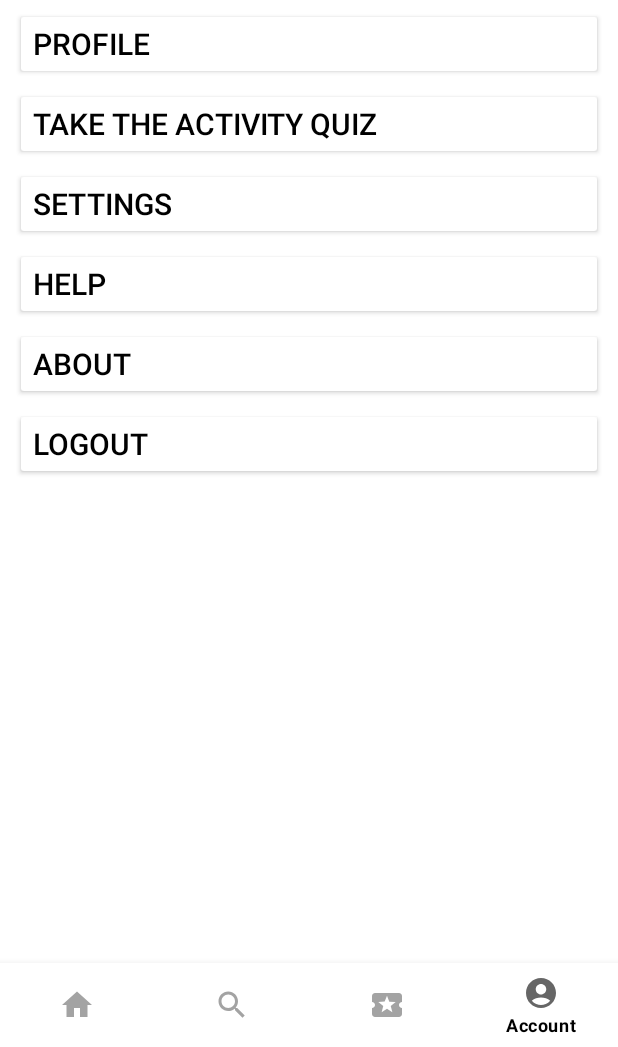
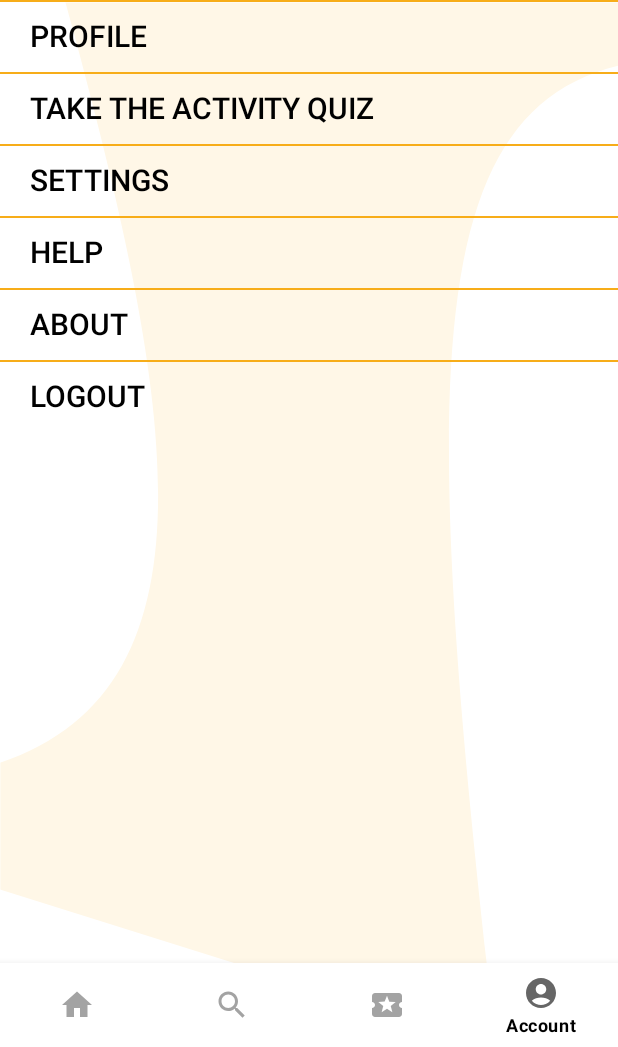
Before and after one commit to AC159/Soen-490-Papilio, an Android app: the screen it shows after launch once a user with an empty profile is signed in (MainActivity), item 4 of the bottom bar chosen, on a phone screen of 412 x 824 dp, the part 189-1236 px from its top. Run offline under Robolectric (Android 15) with nearby library versions, the phone set to English and light mode, and no system bars; our stand-ins replace Firebase (no records; nobody signed in at launch, a user with empty details on screens opened directly).

Commit message:
addressed comments from Anastassy in the PR#21
- Removed Extra Useless Lines
- Added Action Bar with Back Button
- Replaced placeholder images in user profile layout
- Now the google name, email and pfp is displayed on the user profile
- Same goes for normal log in and sign up (almost, name is not yet displayed)
- Fixed the look of buttons on the account menu fragment, now they looks similar to the UI Mockups.

```diff
--- a/app/build.gradle
+++ b/app/build.gradle
@@ -87,6 +87,8 @@ dependencies {
     implementation 'androidx.navigation:navigation-fragment-ktx:2.4.1'
     implementation 'androidx.navigation:navigation-ui-ktx:2.4.1'
     implementation("org.jetbrains.kotlinx:kotlinx-coroutines-android:1.6.4")
+    implementation 'com.github.bumptech.glide:glide:4.14.2'
+    annotationProcessor 'com.github.bumptech.glide:compiler:4.14.2'
 
     // Libraries only used for testing which are not included in the final APK file
     testImplementation "org.jetbrains.kotlinx:kotlinx-coroutines-test:1.6.4"
--- a/app/src/main/java/com/soen490chrysalis/papilio/view/InitialActivity.kt
+++ b/app/src/main/java/com/soen490chrysalis/papilio/view/InitialActivity.kt
@@ -3,7 +3,6 @@ package com.soen490chrysalis.papilio.view
 import android.content.Intent
 import android.os.Bundle
 import android.util.Log
-import android.view.View
 import androidx.appcompat.app.AppCompatActivity
 import androidx.lifecycle.ViewModelProvider
 import com.google.firebase.auth.FirebaseUser
--- a/app/src/main/java/com/soen490chrysalis/papilio/view/MainActivity.kt
+++ b/app/src/main/java/com/soen490chrysalis/papilio/view/MainActivity.kt
@@ -4,8 +4,6 @@ import android.os.Bundle
 import android.view.MenuItem
 import androidx.appcompat.app.AppCompatActivity
 import com.google.android.material.navigation.NavigationBarView
-import com.google.firebase.auth.FirebaseAuth
-import com.google.firebase.auth.FirebaseUser
 import com.soen490chrysalis.papilio.*
 import com.soen490chrysalis.papilio.databinding.ActivityMainBinding
 
@@ -14,9 +12,6 @@ class MainActivity : AppCompatActivity(), NavigationBarView.OnItemSelectedListen
 {
     var bottomNavigationView: NavigationBarView? = null
     private lateinit var binding : ActivityMainBinding
-    private lateinit var firebaseAuth: FirebaseAuth
-    private lateinit var firebaseUser : FirebaseUser
-    public var currentFragmentID : String = ""
 
     override fun onCreate(savedInstanceState: Bundle?) {
         super.onCreate(savedInstanceState)
@@ -26,7 +21,7 @@ class MainActivity : AppCompatActivity(), NavigationBarView.OnItemSelectedListen
         setContentView(view)
 
         // Setting the listener to detect when we press one of the button on the navigation bar
-        bottomNavigationView = binding.bottonnav
+        bottomNavigationView = binding.bottomnav
         bottomNavigationView?.setOnItemSelectedListener(this)
     }
 
@@ -38,25 +33,21 @@ class MainActivity : AppCompatActivity(), NavigationBarView.OnItemSelectedListen
             R.id.home ->
             {
                 supportFragmentManager.beginTransaction().replace(binding.fragmentContainerView.id, HomeFragment(), "HOME").commit()
-                currentFragmentID = "HOME"
             }
 
             R.id.browse ->
             {
                 supportFragmentManager.beginTransaction().replace(binding.fragmentContainerView.id, BrowseFragment(), "BROWSE").commit()
-                currentFragmentID = "BROWSE"
             }
 
             R.id.activities ->
             {
                 supportFragmentManager.beginTransaction().replace(binding.fragmentContainerView.id, ActivitiesFragment(), "ACTIVITIES").commit()
-                currentFragmentID = "ACTIVITIES"
             }
 
             R.id.account ->
             {
                 supportFragmentManager.beginTransaction().replace(binding.fragmentContainerView.id, AccountMenuFragment(), "ACCOUNT MENU").commit()
-                currentFragmentID = "ACCOUNT MENU"
             }
         }
 
--- /dev/null
+++ b/app/src/main/res/drawable/account_menu_button_border.xml
@@ -0,0 +1,23 @@
+<?xml version="1.0" encoding="utf-8"?>
+<layer-list xmlns:android="http://schemas.android.com/apk/res/android" >
+
+    <item
+        android:left="-5dp"
+        android:right="-5dp"
+        android:bottom="-5dp"
+>
+        <shape android:shape="rectangle" >
+            <solid android:color="@null" />
+
+            <stroke
+                android:width="1dp"
+                android:color="@color/yellow" />
+
+            <padding android:left="20dp"/>
+
+        </shape>
+
+
+    </item>
+
+</layer-list>
--- a/app/src/main/res/layout/activity_account_menu.xml
+++ b/app/src/main/res/layout/activity_account_menu.xml
@@ -4,19 +4,16 @@
     xmlns:tools="http://schemas.android.com/tools"
     android:layout_width="match_parent"
     android:layout_height="match_parent"
-    android:background="@drawable/papilio_background_app"
     android:visibility="visible"
     tools:context=".view.LoginActivity"
+    android:id="@+id/account_menu_fragment"
     tools:visibility="visible">
 
     <FrameLayout
         android:layout_width="match_parent"
         android:layout_height="match_parent"
-        android:background="@color/white"
         android:orientation="horizontal"
-        android:paddingLeft="10dp"
         android:paddingTop="10dp"
-        android:paddingRight="10dp"
         app:layout_constraintBottom_toBottomOf="parent"
         app:layout_constraintEnd_toEndOf="parent"
         app:layout_constraintStart_toStartOf="parent"
@@ -46,67 +43,85 @@
                         />
                 </LinearLayout>
 
+                <LinearLayout
+                    android:layout_width="match_parent"
+                    android:layout_height="match_parent"
+                    android:orientation="vertical"
+                    android:background="@drawable/sign_up_activity_background"
+                    >
+
+
                     <androidx.appcompat.widget.AppCompatButton
                         android:id="@+id/account_user_profile"
                         android:layout_width="match_parent"
                         android:layout_height="wrap_content"
                         android:textColor="@color/black"
-                    android:textSize="20dp"
+                        android:textSize="20sp"
                         android:text="Profile"
-                    android:backgroundTint="@color/white"
                         android:textAlignment="textStart"
-                    android:layout_marginTop="5dp"
+                        android:background="@drawable/account_menu_button_border"
                         />
+
                     <androidx.appcompat.widget.AppCompatButton
+                        android:id="@+id/account_activity_quiz"
                         android:layout_width="match_parent"
                         android:layout_height="wrap_content"
                         android:textColor="@color/black"
-                    android:textSize="20dp"
+                        android:textSize="20sp"
                         android:text="Take the Activity Quiz"
-                    android:backgroundTint="@color/white"
                         android:textAlignment="textStart"
-                    android:layout_marginTop="5dp"
+                        android:background="@drawable/account_menu_button_border"
                         />
+
+
                     <androidx.appcompat.widget.AppCompatButton
+                        android:id="@+id/account_settings"
                         android:layout_width="match_parent"
                         android:layout_height="wrap_content"
                         android:textColor="@color/black"
-                    android:textSize="20dp"
+                        android:textSize="20sp"
                         android:text="Settings"
-                    android:backgroundTint="@color/white"
                         android:textAlignment="textStart"
-                    android:layout_marginTop="5dp"
+                        android:background="@drawable/account_menu_button_border"
                         />
+
                     <androidx.appcompat.widget.AppCompatButton
+                        android:id="@+id/account_help"
                         android:layout_width="match_parent"
                         android:layout_height="wrap_content"
                         android:textColor="@color/black"
-                    android:textSize="20dp"
+                        android:textSize="20sp"
                         android:text="Help"
-                    android:backgroundTint="@color/white"
                         android:textAlignment="textStart"
-                    android:layout_marginTop="5dp"
+                        android:background="@drawable/account_menu_button_border"
                         />
+
                     <androidx.appcompat.widget.AppCompatButton
+                        android:id="@+id/account_about"
                         android:layout_width="match_parent"
                         android:layout_height="wrap_content"
                         android:textColor="@color/black"
-                    android:textSize="20dp"
+                        android:textSize="20sp"
                         android:text="About"
-                    android:backgroundTint="@color/white"
                         android:textAlignment="textStart"
-                    android:layout_marginTop="5dp"
+                        android:background="@drawable/account_menu_button_border"
                         />
+
                     <androidx.appcompat.widget.AppCompatButton
+                        android:id="@+id/account_logout"
                         android:layout_width="match_parent"
                         android:layout_height="wrap_content"
                         android:textColor="@color/black"
-                    android:textSize="20dp"
+                        android:textSize="20sp"
                         android:text="Logout"
-                    android:backgroundTint="@color/white"
                         android:textAlignment="textStart"
-                    android:layout_marginTop="5dp"
+                        android:background="@drawable/account_menu_button_border"
                         />
+
+
+                </LinearLayout>
+
+
 
             </LinearLayout>
 
--- a/app/src/main/res/layout/activity_main.xml
+++ b/app/src/main/res/layout/activity_main.xml
@@ -4,7 +4,8 @@
     xmlns:tools="http://schemas.android.com/tools"
     android:layout_width="match_parent"
     android:layout_height="match_parent"
-    tools:context=".view.MainActivity">
+    tools:context=".view.MainActivity"
+    android:id="@+id/home_activity">
 
     <androidx.fragment.app.FragmentContainerView
         android:id="@+id/fragment_container_view"
@@ -22,12 +23,12 @@
             android:id="@+id/relativelayout"
             android:layout_width="match_parent"
             android:layout_height="match_parent"
-            android:layout_above="@+id/bottonnav"
+            android:layout_above="@+id/bottomnav"
             android:layout_marginBottom="9dp"
             android:padding="5dp"/>
 
         <com.google.android.material.bottomnavigation.BottomNavigationView
-            android:id="@+id/bottonnav"
+            android:id="@+id/bottomnav"
             android:layout_width="match_parent"
             android:layout_height="wrap_content"
             android:layout_alignParentBottom="true"
--- a/app/src/main/res/layout/fragment_activities.xml
+++ b/app/src/main/res/layout/fragment_activities.xml
@@ -4,6 +4,7 @@
     xmlns:tools="http://schemas.android.com/tools"
     android:layout_width="match_parent"
     android:layout_height="match_parent"
+    android:id="@+id/activities_fragment"
     tools:context=".ActivitiesFragment">
 
     <androidx.cardview.widget.CardView
--- a/app/src/main/res/layout/fragment_browse.xml
+++ b/app/src/main/res/layout/fragment_browse.xml
@@ -4,6 +4,7 @@
     xmlns:tools="http://schemas.android.com/tools"
     android:layout_width="match_parent"
     android:layout_height="match_parent"
+    android:id="@+id/browse_fragment"
     tools:context=".BrowseFragment">
 
     <!-- TODO: Update blank fragment layout -->
--- a/app/src/main/res/layout/fragment_home.xml
+++ b/app/src/main/res/layout/fragment_home.xml
@@ -4,6 +4,7 @@
     xmlns:tools="http://schemas.android.com/tools"
     android:layout_width="match_parent"
     android:layout_height="match_parent"
+    android:id="@+id/home_fragment"
     tools:context=".ActivitiesFragment">
 
         <androidx.cardview.widget.CardView
--- a/app/src/main/res/menu/bottom_nav.xml
+++ b/app/src/main/res/menu/bottom_nav.xml
@@ -1,5 +1,6 @@
 <?xml version="1.0" encoding="utf-8"?>
 <menu xmlns:android="http://schemas.android.com/apk/res/android">
+
     <item
         android:title="Home"
         android:id="@+id/home"
```
Also changed, not shown: app/src/main/java/com/soen490chrysalis/papilio/view/UserProfileActivity.kt (+61 -3 lines), app/src/main/res/layout/activity_user_profile.xml (+20 -32 lines), app/src/main/res/layout/user_profile_activity_box.xml (+3 -6 lines), app/src/main/res/drawable/example_event_photo.png, app/src/main/res/drawable/user_pfp_example.png, 1 other file. Lines whose indentation alone changed are shown as unchanged.
